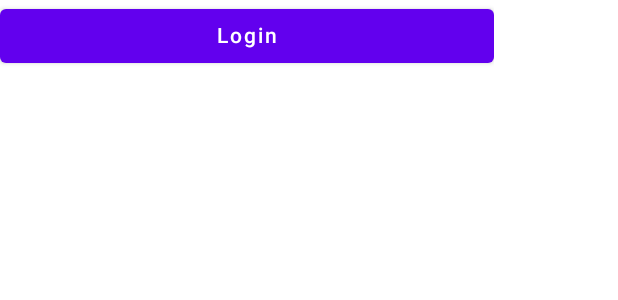
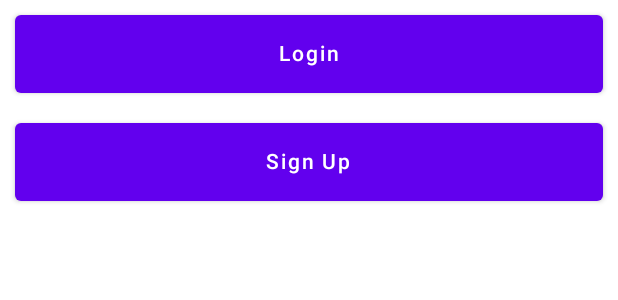
Before and after one commit to Jose-Alberto-Rodrigues-Neto/Travel-Planning, an Android app built with Jetpack Compose: the @Preview function EntryScreen, on a phone screen of 412 x 824 dp. Shown: the top 300 px of the screen. Run offline under Robolectric (Android 15) with nearby library versions, the phone set to English and light mode, and no system bars.

Commit message:
feat: creating login ui

```diff
--- a/composeApp/src/commonMain/kotlin/travel/planning/App.kt
+++ b/composeApp/src/commonMain/kotlin/travel/planning/App.kt
@@ -32,6 +32,7 @@ fun App() {
                     Text("Compose: $greeting")
                 }
             }
+            EntryScreen()
         }
     }
 }
--- a/composeApp/src/commonMain/kotlin/travel/planning/EntryScreen.kt
+++ b/composeApp/src/commonMain/kotlin/travel/planning/EntryScreen.kt
@@ -1,21 +1,30 @@
 package travel.planning
 
+import androidx.compose.foundation.layout.Column
 import androidx.compose.foundation.layout.fillMaxWidth
+import androidx.compose.foundation.layout.padding
 import androidx.compose.material.Button
 import androidx.compose.material.Text
 import androidx.compose.runtime.Composable
 import androidx.compose.ui.Modifier
+import androidx.compose.ui.unit.dp
 import org.jetbrains.compose.ui.tooling.preview.Preview
+import ui.components.DefaultButton
 
 @Preview
 @Composable
 fun EntryScreen(){
-    Button(
-        modifier = Modifier
-            .fillMaxWidth(0.8f),
-        onClick = {  },
-        content = {
-            Text(text = "Login")
-        },
-    )
+    Column {
+        DefaultButton(
+            modifier = Modifier.fillMaxWidth().padding(10.dp),
+            title = "Login",
+            onClick = { }
+        )
+        DefaultButton(
+            modifier = Modifier.fillMaxWidth().padding(10.dp),
+            title = "Sign Up",
+            onClick = { }
+        )
+    }
+
 }
--- /dev/null
+++ b/composeApp/src/commonMain/kotlin/ui/components/DefaultButton.kt
@@ -0,0 +1,27 @@
+package ui.components
+
+import androidx.compose.foundation.layout.heightIn
+import androidx.compose.material.Button
+import androidx.compose.material.Text
+import androidx.compose.runtime.Composable
+import androidx.compose.ui.Modifier
+import androidx.compose.ui.unit.dp
+
+@Composable
+fun DefaultButton(
+    modifier: Modifier,
+    title: String,
+    iconRes: Int? = null,
+    onClick: ()->Unit
+){
+    Button(
+        modifier = modifier
+            .heightIn(min = 52.dp),
+        onClick = {onClick()}
+    ){
+        Text(
+            text = title,
+            //style = Typography. dps de colocar o material3 nos ve
+        )
+    }
+}
```
Also changed, not shown: composeApp/src/androidMain/kotlin/travel/planning/previews/EntryScreenPreview.kt (+16 -1 lines).
